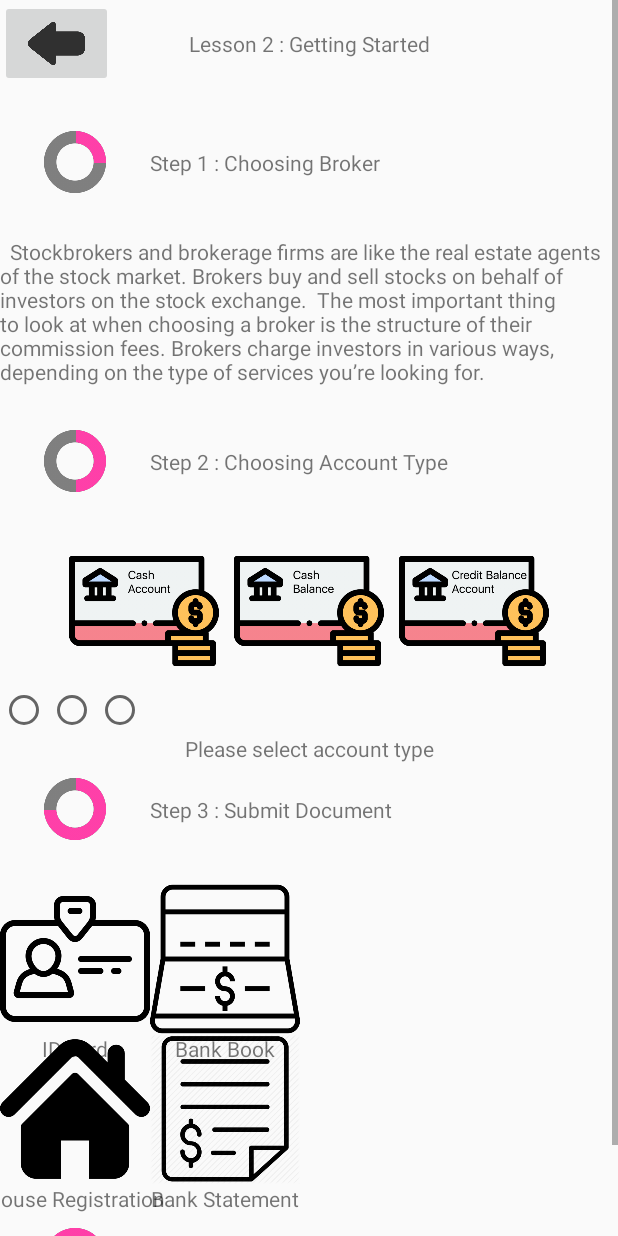
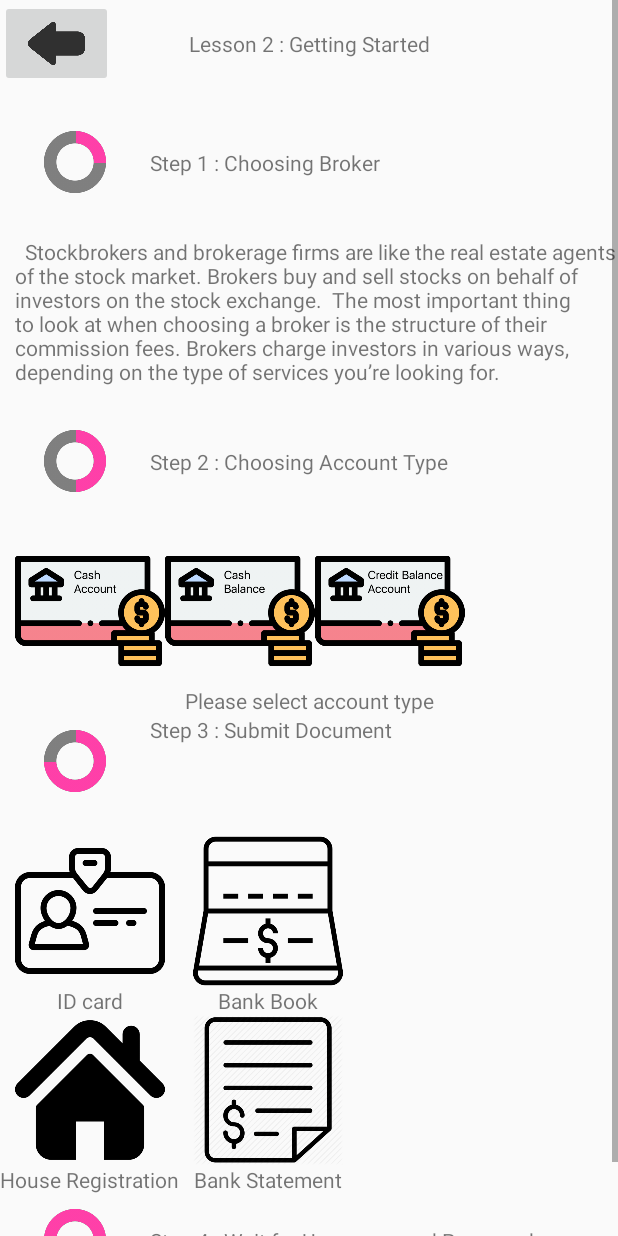
Before and after one commit to pattypattie/StockUnlocked, an Android app: the Lesson2Activity screen opened directly, with no data from a screen before it, on a phone screen of 412 x 824 dp. Run offline under Robolectric (Android 15) with nearby library versions, the phone set to English and light mode, and no system bars.

Commit message:
format lesson2, change account type selection

```diff
--- a/app/src/main/java/com/example/chayanit/stockunlocked/Lesson2Activity.java
+++ b/app/src/main/java/com/example/chayanit/stockunlocked/Lesson2Activity.java
@@ -56,27 +56,27 @@ public class Lesson2Activity extends AppCompatActivity {
             }
         });
 
+        Button bookbank1 = findViewById(R.id.buttonBank1);
+        bookbank1.setOnClickListener(new View.OnClickListener() {
+            @Override
+            public void onClick(View view) {
+                accountInfo.setText("Cash Account");
+            }
+        });
 
-        RadioGroup rGroup = (RadioGroup)findViewById(R.id.radiogroupaccount);
-        RadioButton checkedRadioButton = (RadioButton)rGroup.findViewById(rGroup.getCheckedRadioButtonId());
+        Button bookbank2 = findViewById(R.id.buttonBank2);
+        bookbank2.setOnClickListener(new View.OnClickListener() {
+            @Override
+            public void onClick(View view) {
+                accountInfo.setText("Cash Balance");
+            }
+        });
 
-        rGroup.setOnCheckedChangeListener(new RadioGroup.OnCheckedChangeListener()
-        {
-            public void onCheckedChanged(RadioGroup group, int checkedId)
-            {
-                switch (checkedId) {
-                    case -1:
-                        break;
-                    case R.id.account1:
-                        accountInfo.setText("Cash Account");
-                        break;
-                    case R.id.account2:
-                        accountInfo.setText("Cash Balance");
-                        break;
-                    case R.id.account3:
-                        accountInfo.setText("Credit Balance Account");
-                        break;
-                }
+        Button bookbank3 = findViewById(R.id.buttonBank3);
+        bookbank3.setOnClickListener(new View.OnClickListener() {
+            @Override
+            public void onClick(View view) {
+                accountInfo.setText("Credit Balance Account");
             }
         });
 
--- a/app/src/main/res/layout/activity_lesson2.xml
+++ b/app/src/main/res/layout/activity_lesson2.xml
@@ -22,7 +22,9 @@
         android:scaleType="fitCenter"
         app:srcCompat="@drawable/backicon2"
         tools:layout_editor_absoluteX="0dp"
-        tools:layout_editor_absoluteY="3dp" />
+        tools:layout_editor_absoluteY="3dp"
+        app:layout_constraintLeft_toLeftOf="parent"
+        app:layout_constraintTop_toTopOf="parent"/>
 
     <TextView
         android:id="@+id/textView"
@@ -59,7 +61,7 @@
         android:layout_width="100dp"
         android:layout_height="100dp"
         app:layout_constraintLeft_toLeftOf="parent"
-        app:layout_constraintTop_toBottomOf="@id/radiogroupaccount"
+        app:layout_constraintTop_toBottomOf="@id/buttonBank1"
         app:srcCompat="@drawable/circle_75" />
 
     <ImageView
@@ -100,8 +102,7 @@
         tools:layout_editor_absoluteX="256dp"
         tools:layout_editor_absoluteY="461dp"
         app:layout_constraintLeft_toRightOf="@id/imageView3"
-        app:layout_constraintTop_toTopOf="@id/imageView3"
-        app:layout_constraintBottom_toBottomOf="@id/imageView3"/>
+        app:layout_constraintTop_toBottomOf="@id/textView3"/>
 
     <TextView
         android:id="@+id/textView7"
@@ -120,6 +121,7 @@
         android:layout_height="wrap_content"
         android:text="unlock lesson 3"
         app:layout_constraintBottom_toBottomOf="parent"
+        app:layout_constraintLeft_toLeftOf="parent"
         tools:layout_editor_absoluteX="163dp"
         tools:layout_editor_absoluteY="287dp" />
 
@@ -133,58 +135,6 @@
         tools:layout_editor_absoluteX="205dp"
         tools:layout_editor_absoluteY="462dp" />
 
-    <ImageView
-        android:id="@+id/imageView7"
-        android:layout_width="100dp"
-        android:layout_height="100dp"
-        app:srcCompat="@drawable/bankbook1"
-        tools:layout_editor_absoluteX="92dp"
-        tools:layout_editor_absoluteY="296dp"
-        app:layout_constraintTop_toBottomOf="@id/imageView2"
-        app:layout_constraintRight_toLeftOf="@id/imageView8"
-        android:layout_marginRight="10dp"/>
-
-    <ImageView
-        android:id="@+id/imageView8"
-        android:layout_width="100dp"
-        android:layout_height="100dp"
-        app:srcCompat="@drawable/bankbook2"
-        tools:layout_editor_absoluteX="258dp"
-        tools:layout_editor_absoluteY="427dp"
-        app:layout_constraintTop_toBottomOf="@id/imageView2"
-        app:layout_constraintRight_toRightOf="parent"
-        app:layout_constraintLeft_toLeftOf="parent"
-        />
-
-    <ImageView
-        android:id="@+id/imageView9"
-        android:layout_width="100dp"
-        android:layout_height="100dp"
-        app:srcCompat="@drawable/bankbook3"
-        tools:layout_editor_absoluteX="176dp"
-        tools:layout_editor_absoluteY="211dp"
-        app:layout_constraintTop_toBottomOf="@id/imageView2"
-        app:layout_constraintLeft_toRightOf="@id/imageView8"
-        android:layout_marginLeft="10dp"/>
-
-
-    <RadioGroup xmlns:android="http://schemas.android.com/apk/res/android"
-        android:id="@+id/radiogroupaccount"
-        android:layout_width="match_parent"
-        android:layout_height="wrap_content"
-        android:orientation="horizontal"
-        app:layout_constraintTop_toBottomOf="@id/imageView7">
-        <RadioButton android:id="@+id/account1"
-            android:layout_width="wrap_content"
-            android:layout_height="wrap_content" />
-        <RadioButton android:id="@+id/account2"
-            android:layout_width="wrap_content"
-            android:layout_height="wrap_content" />
-        <RadioButton android:id="@+id/account3"
-            android:layout_width="wrap_content"
-            android:layout_height="wrap_content"/>
-    </RadioGroup>
-
     <TextView
         android:id="@+id/textView3"
         android:layout_width="wrap_content"
@@ -192,7 +142,7 @@
         android:text="Please select account type"
         tools:layout_editor_absoluteX="214dp"
         tools:layout_editor_absoluteY="371dp"
-        app:layout_constraintTop_toBottomOf="@id/radiogroupaccount"
+        app:layout_constraintTop_toBottomOf="@id/buttonBank1"
         app:layout_constraintLeft_toLeftOf="parent"
         app:layout_constraintRight_toRightOf="parent"/>
 
@@ -203,7 +153,8 @@
         app:srcCompat="@drawable/id_card"
         tools:layout_editor_absoluteX="200dp"
         tools:layout_editor_absoluteY="320dp"
-        app:layout_constraintTop_toBottomOf="@id/imageView3"/>
+        app:layout_constraintTop_toBottomOf="@id/imageView3"
+        app:layout_constraintLeft_toLeftOf="@id/imageView10"/>
 
     <ImageView
         android:id="@+id/imageView6"
@@ -213,22 +164,25 @@
         tools:layout_editor_absoluteX="142dp"
         tools:layout_editor_absoluteY="196dp"
         app:layout_constraintTop_toBottomOf="@id/imageView3"
-        app:layout_constraintLeft_toRightOf="@id/imageView5"/>
+        app:layout_constraintLeft_toLeftOf="@id/imageView11"/>
 
     <ImageView
         android:id="@+id/imageView10"
         android:layout_width="100dp"
         android:layout_height="100dp"
-        app:layout_constraintTop_toBottomOf="@id/imageView6"
+        app:layout_constraintTop_toBottomOf="@id/textView10"
         app:srcCompat="@drawable/house_reg"
-        tools:layout_editor_absoluteX="153dp" />
+        tools:layout_editor_absoluteX="153dp"
+        app:layout_constraintLeft_toLeftOf="@id/textView12"
+        app:layout_constraintRight_toRightOf="@id/textView12"/>
 
     <ImageView
         android:id="@+id/imageView11"
         android:layout_width="100dp"
         android:layout_height="100dp"
-        app:layout_constraintLeft_toRightOf="@id/imageView10"
-        app:layout_constraintTop_toBottomOf="@id/imageView6"
+        app:layout_constraintLeft_toLeftOf="@id/textView13"
+        app:layout_constraintRight_toRightOf="@id/textView13"
+        app:layout_constraintTop_toBottomOf="@id/textView11"
         app:srcCompat="@drawable/bank_statement" />
 
     <TextView
@@ -242,6 +196,7 @@ The most important thing to look at when choosing a broker is the structure of t
         android:layout_marginLeft="10dp"
         android:layout_marginRight="10dp"
         app:layout_constraintTop_toBottomOf="@id/imageView"
+        app:layout_constraintLeft_toLeftOf="parent"
         tools:layout_editor_absoluteX="142dp"
         tools:layout_editor_absoluteY="228dp" />
 
@@ -275,8 +230,7 @@ The most important thing to look at when choosing a broker is the structure of t
         tools:layout_editor_absoluteX="100dp"
         tools:layout_editor_absoluteY="483dp"
         app:layout_constraintTop_toBottomOf="@id/imageView10"
-        app:layout_constraintLeft_toLeftOf="@id/imageView10"
-        app:layout_constraintRight_toRightOf="@id/imageView10"/>
+        app:layout_constraintLeft_toLeftOf="parent"/>
 
     <TextView
         android:id="@+id/textView13"
@@ -286,9 +240,43 @@ The most important thing to look at when choosing a broker is the structure of t
         tools:layout_editor_absoluteX="120dp"
         tools:layout_editor_absoluteY="393dp"
         app:layout_constraintTop_toBottomOf="@id/imageView11"
-        app:layout_constraintLeft_toLeftOf="@id/imageView11"
-        app:layout_constraintRight_toRightOf="@id/imageView11"/>
+        app:layout_constraintLeft_toRightOf="@id/textView12"
+        android:layout_marginLeft="10dp"/>
 
+
+    <Button
+        android:id="@+id/buttonBank1"
+        android:layout_width="100dp"
+        android:layout_height="100dp"
+        tools:layout_editor_absoluteX="82dp"
+        tools:layout_editor_absoluteY="271dp"
+        android:background="@drawable/bankbook1"
+        app:layout_constraintTop_toBottomOf="@id/imageView2"
+        app:layout_constraintLeft_toLeftOf="parent"
+        android:layout_marginLeft="10dp"
+        android:layout_marginRight="10dp"/>
+
+    <Button
+        android:id="@+id/buttonBank2"
+        android:layout_width="100dp"
+        android:layout_height="100dp"
+        tools:layout_editor_absoluteX="82dp"
+        tools:layout_editor_absoluteY="271dp"
+        android:background="@drawable/bankbook2"
+        app:layout_constraintTop_toBottomOf="@id/imageView2"
+        app:layout_constraintLeft_toRightOf="@id/buttonBank1"
+        android:layout_marginRight="10dp"/>
+
+    <Button
+        android:id="@+id/buttonBank3"
+        android:layout_width="100dp"
+        android:layout_height="100dp"
+        tools:layout_editor_absoluteX="82dp"
+        tools:layout_editor_absoluteY="271dp"
+        android:background="@drawable/bankbook3"
+        app:layout_constraintTop_toBottomOf="@id/imageView2"
+        app:layout_constraintLeft_toRightOf="@id/buttonBank2"
+        android:layout_marginRight="10dp"/>
 
 </android.support.constraint.ConstraintLayout>
 
```
